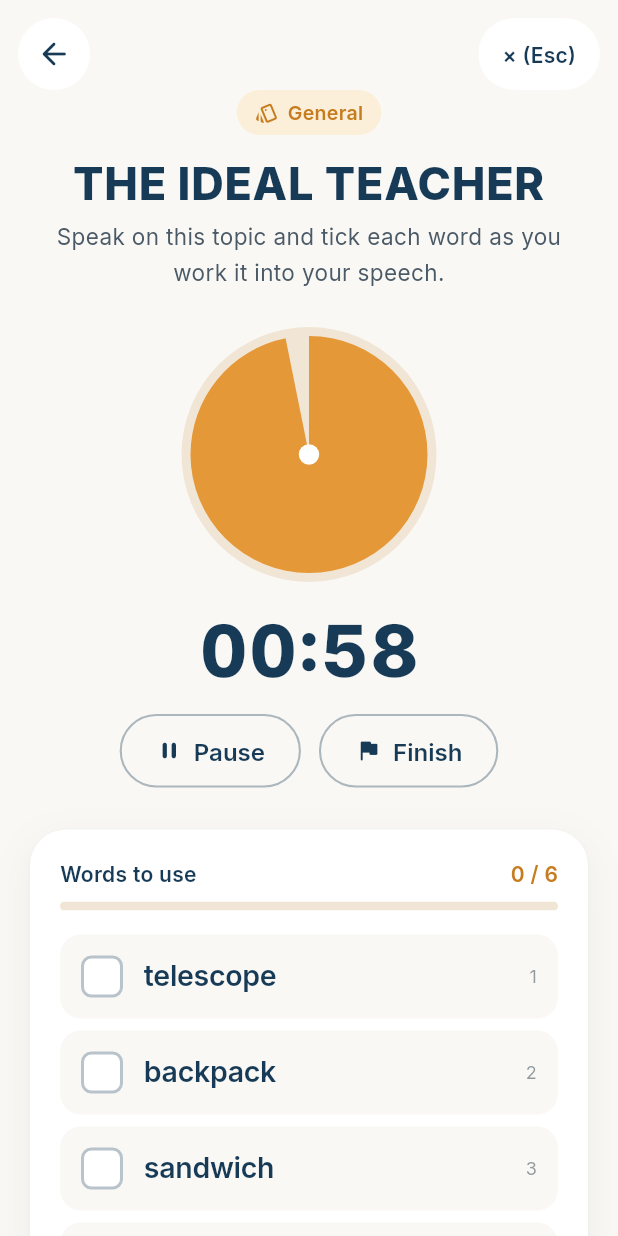
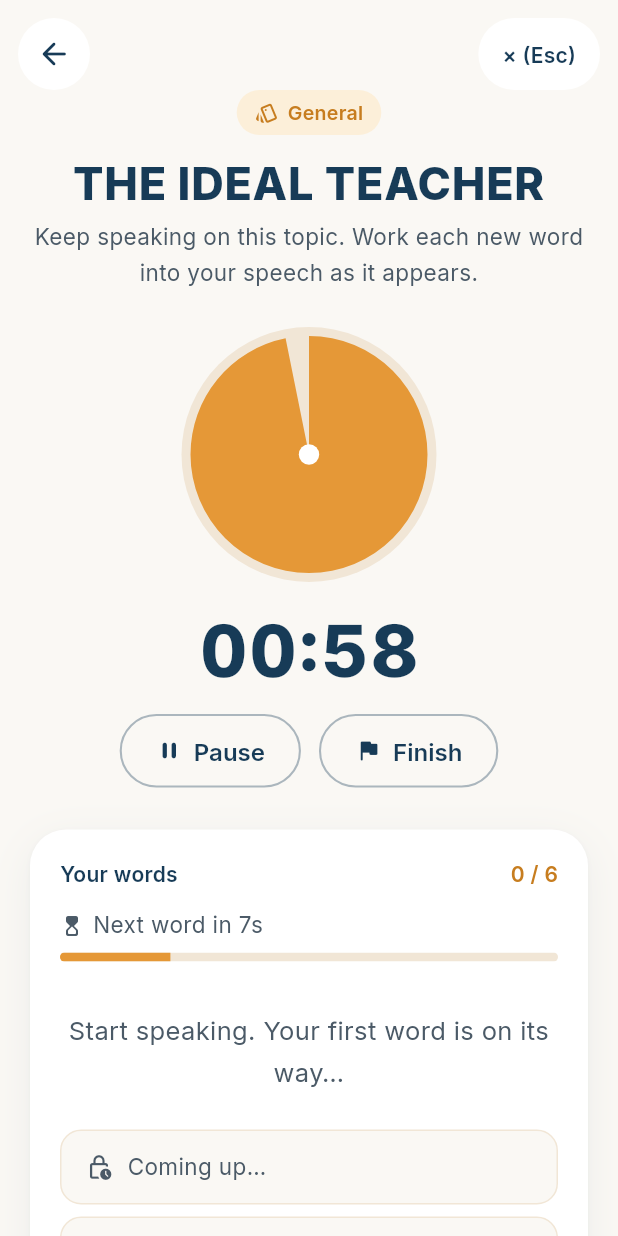
Before and after one commit to emadaltaki/public-speaking-, a Flutter app: the TripleStepPlayPage screen opened directly with empty values, on a phone screen of 412 x 824 dp. Run offline on Flutter 3.47's test engine with Material 3 defaults, Android fonts, the phone set to English and light mode, and no system bars; our stand-ins replace web; missing offline and left inert: dart:ui_web.

Commit message:
Triple Step: reveal words over time instead of checkboxes
Words now appear one at a time, spread evenly across the round
(round time / (topics + 1)), and the speaker works each into the speech.
The newest word is highlighted, earlier ones stay visible, and upcoming
slots show a 'next word in' countdown. Survival mode keeps sending words
at the same pace until the speaker presses "I'm stuck". Results show
speaking time and words handled.

Co-Authored-By: Claude Opus 5.5 (1M context) <noreply@anthropic.com>

```diff
--- a/lib/games/triple_step/triple_step_game.dart
+++ b/lib/games/triple_step/triple_step_game.dart
@@ -27,12 +27,12 @@ class TripleStepSettings {
 
   final TripleStepMode mode;
 
-  /// How many words the speaker has to work into the speech.
+  /// How many words appear during the round.
   final int topicCount;
   final int timerSeconds;
   final bool suggestTitle;
 
-  /// Each word gets an equal slice of the time; missing a slice ends the round.
+  /// Words keep coming at the same pace until the speaker gets stuck.
   final bool survivalMode;
   final String wordSet;
 
@@ -62,33 +62,41 @@ class TripleStepSettings {
   }
 }
 
-enum RoundStatus { running, paused, completed, timeUp, eliminated }
+enum RoundStatus {
+  running,
+  paused,
+
+  /// Spoke until the timer ran out.
+  finished,
+
+  /// Ended early (or got stuck in survival mode).
+  stopped,
+}
 
 class RoundResult {
   const RoundResult({
     required this.player,
     required this.topic,
-    required this.wordsUsed,
-    required this.wordCount,
-    required this.timeLeft,
+    required this.wordsHandled,
+    required this.spoken,
     required this.status,
   });
 
   final String? player;
   final String topic;
-  final int wordsUsed;
-  final int wordCount;
-  final Duration timeLeft;
+
+  /// Words that appeared while the speaker kept going.
+  final int wordsHandled;
+  final Duration spoken;
   final RoundStatus status;
 
-  /// Words used, plus a bonus second-per-point for finishing early.
-  int get score =>
-      wordsUsed * 10 +
-      (status == RoundStatus.completed ? timeLeft.inSeconds : 0);
+  int get score => wordsHandled * 10 + spoken.inSeconds;
 }
 
-/// Game state for Triple Step. Time is advanced by [tick] so a screen can
-/// drive it from a ticker and tests can drive it directly.
+/// Game state for Triple Step: the speaker talks on a topic while words
+/// appear one at a time, and has to work each new word into the speech.
+/// Time is advanced by [tick] so a screen can drive it from a ticker and
+/// tests can drive it directly.
 class TripleStepGame extends ChangeNotifier {
   TripleStepGame(this.settings, {math.Random? random})
     : _random = random ?? math.Random() {
@@ -100,36 +108,47 @@ class TripleStepGame extends ChangeNotifier {
 
   final List<RoundResult> results = [];
   late String topic;
-  late List<String> words;
-  late List<bool> done;
+  late List<String> _pool;
   int playerIndex = 0;
   RoundStatus status = RoundStatus.running;
-
-  Duration _elapsed = Duration.zero;
-  Duration _sliceStart = Duration.zero;
+  Duration elapsed = Duration.zero;
 
   Duration get total => Duration(seconds: settings.timerSeconds);
 
-  /// Time each word gets in survival mode.
-  Duration get slice =>
-      Duration(milliseconds: total.inMilliseconds ~/ settings.topicCount);
+  /// Time between new words. Words are spread so the last one still leaves
+  /// a stretch of speaking time after it.
+  Duration get interval =>
+      Duration(milliseconds: total.inMilliseconds ~/ (settings.topicCount + 1));
 
-  /// The time the pie and clock show: the whole round normally, or the
-  /// current word's slice in survival mode.
-  Duration get countdownTotal => settings.survivalMode ? slice : total;
+  /// Words shown so far, oldest first.
+  List<String> get revealed {
+    var count = elapsed.inMilliseconds ~/ interval.inMilliseconds;
+    if (!settings.survivalMode) {
+      count = math.min(count, settings.topicCount);
+    }
+    return [for (var i = 0; i < count; i++) _pool[i % _pool.length]];
+  }
+
+  int get revealedCount => revealed.length;
+
+  /// Words still to come (normal mode only).
+  int get upcomingCount =>
+      settings.survivalMode ? 0 : settings.topicCount - revealedCount;
+
+  /// Time until the next word appears, or null when none are left.
+  Duration? get nextWordIn {
+    if (!settings.survivalMode && upcomingCount == 0) return null;
+    final step = interval.inMilliseconds;
+    return Duration(milliseconds: step - elapsed.inMilliseconds % step);
+  }
+
+  /// What the pie and clock count down: the round in normal mode, the wait
+  /// for the next word in survival mode.
+  Duration get countdownTotal => settings.survivalMode ? interval : total;
 
   Duration get remaining {
-    final left = settings.survivalMode
-        ? slice - (_elapsed - _sliceStart)
-        : total - _elapsed;
-    if (left.isNegative) return Duration.zero;
-    if (left > countdownTotal) return countdownTotal;
-    return left;
-  }
-
-  /// Time left in the whole round (used for scoring).
-  Duration get roundRemaining {
-    final left = total - _elapsed;
+    if (settings.survivalMode) return nextWordIn ?? Duration.zero;
+    final left = total - elapsed;
     return left.isNegative ? Duration.zero : left;
   }
 
@@ -137,12 +156,8 @@ class TripleStepGame extends ChangeNotifier {
       ? 0
       : remaining.inMilliseconds / countdownTotal.inMilliseconds;
 
-  int get wordsUsed => done.where((d) => d).length;
-
   bool get isOver =>
-      status == RoundStatus.completed ||
-      status == RoundStatus.timeUp ||
-      status == RoundStatus.eliminated;
+      status == RoundStatus.finished || status == RoundStatus.stopped;
 
   String? get currentPlayer =>
       settings.isMultiplayer && settings.players.isNotEmpty
@@ -156,37 +171,21 @@ class TripleStepGame extends ChangeNotifier {
     topic = settings.suggestTitle
         ? TripleStepData.topics[_random.nextInt(TripleStepData.topics.length)]
         : 'Your Own Topic';
-    final pool = List<String>.of(
+    _pool = List<String>.of(
       TripleStepData.wordSets[settings.wordSet] ??
           TripleStepData.wordSets.values.first,
     )..shuffle(_random);
-    words = pool.take(settings.topicCount).toList();
-    done = List<bool>.filled(words.length, false);
-    _elapsed = Duration.zero;
-    _sliceStart = Duration.zero;
+    elapsed = Duration.zero;
     status = RoundStatus.running;
   }
 
   /// Advances the clock by [delta] while the round is running.
   void tick(Duration delta) {
     if (status != RoundStatus.running) return;
-    _elapsed += delta;
-    if (settings.survivalMode && _elapsed - _sliceStart >= slice) {
-      _finish(RoundStatus.eliminated);
-    } else if (_elapsed >= total) {
-      _finish(RoundStatus.timeUp);
-    }
-    notifyListeners();
-  }
-
-  void toggle(int index) {
-    if (isOver) return;
-    done[index] = !done[index];
-    if (done[index] && settings.survivalMode) {
-      _sliceStart = _elapsed;
-    }
-    if (done.every((d) => d)) {
-      _finish(RoundStatus.completed);
+    elapsed += delta;
+    if (!settings.survivalMode && elapsed >= total) {
+      elapsed = total;
+      _finish(RoundStatus.finished);
     }
     notifyListeners();
   }
@@ -200,10 +199,10 @@ class TripleStepGame extends ChangeNotifier {
     notifyListeners();
   }
 
-  /// Ends the round early, keeping the words used so far.
-  void finishEarly() {
+  /// Ends the round now: "Finish" in normal mode, "I'm stuck" in survival.
+  void stop() {
     if (isOver) return;
-    _finish(done.every((d) => d) ? RoundStatus.completed : RoundStatus.timeUp);
+    _finish(RoundStatus.stopped);
     notifyListeners();
   }
 
@@ -213,9 +212,8 @@ class TripleStepGame extends ChangeNotifier {
       RoundResult(
         player: currentPlayer,
         topic: topic,
-        wordsUsed: wordsUsed,
-        wordCount: words.length,
-        timeLeft: roundRemaining,
+        wordsHandled: revealedCount,
+        spoken: elapsed,
         status: outcome,
       ),
     );
--- a/lib/games/triple_step/triple_step_play_page.dart
+++ b/lib/games/triple_step/triple_step_play_page.dart
@@ -77,8 +77,6 @@ class _TripleStepPlayPageState extends State<TripleStepPlayPage>
       bindings: {
         const SingleActivator(LogicalKeyboardKey.escape): _exit,
         const SingleActivator(LogicalKeyboardKey.space): _game.togglePause,
-        for (var i = 0; i < _game.words.length && i < 9; i++)
-          SingleActivator(LogicalKeyboardKey(0x31 + i)): () => _game.toggle(i),
       },
       child: Focus(
         autofocus: true,
@@ -116,13 +114,13 @@ class _TripleStepPlayPageState extends State<TripleStepPlayPage>
                                       children: [
                                         Expanded(child: _timerPanel(wide)),
                                         const SizedBox(width: 48),
-                                        Expanded(child: _checklist()),
+                                        Expanded(child: _wordsPanel()),
                                       ],
                                     )
                                   else ...[
                                     _timerPanel(wide),
                                     const SizedBox(height: 28),
-                                    _checklist(),
+                                    _wordsPanel(),
                                   ],
                                 ],
                               ),
@@ -197,10 +195,12 @@ class _TripleStepPlayPageState extends State<TripleStepPlayPage>
   }
 
   Widget _timerPanel(bool wide) {
-    final remaining = _game.remaining;
-    final low = _game.fractionRemaining <= 0.2;
-    final minutes = remaining.inMinutes.toString().padLeft(2, '0');
-    final seconds = (remaining.inSeconds % 60).toString().padLeft(2, '0');
+    final survival = _game.settings.survivalMode;
+    // Survival counts speaking time up; normal rounds count down.
+    final shown = survival ? _game.elapsed : _game.remaining;
+    final low = !survival && _game.fractionRemaining <= 0.2;
+    final minutes = shown.inMinutes.toString().padLeft(2, '0');
+    final seconds = (shown.inSeconds % 60).toString().padLeft(2, '0');
     final paused = _game.status == RoundStatus.paused;
 
     return Column(
@@ -208,7 +208,9 @@ class _TripleStepPlayPageState extends State<TripleStepPlayPage>
         SizedBox.square(
           dimension: wide ? 280 : 170,
           child: Semantics(
-            label: 'Time remaining $minutes:$seconds',
+            label: survival
+                ? 'Spoken for $minutes:$seconds'
+                : 'Time remaining $minutes:$seconds',
             child: CustomPaint(
               painter: PieTimerPainter(
                 fraction: _game.fractionRemaining,
@@ -228,11 +230,8 @@ class _TripleStepPlayPageState extends State<TripleStepPlayPage>
             fontFeatures: const [FontFeature.tabularFigures()],
           ),
         ),
-        if (_game.settings.survivalMode)
-          Text(
-            Translations.tripleStepNextWordTimer,
-            style: AppStyles.bodySmall,
-          ),
+        if (survival)
+          Text(Translations.tripleStepSpokenFor, style: AppStyles.bodySmall),
         const SizedBox(height: 16),
         Wrap(
           alignment: WrapAlignment.center,
@@ -252,10 +251,16 @@ class _TripleStepPlayPageState extends State<TripleStepPlayPage>
               ),
             ),
             OutlinedButton.icon(
-              onPressed: _game.isOver ? null : _game.finishEarly,
+              onPressed: _game.isOver ? null : _game.stop,
               style: AppStyles.secondaryButton,
-              icon: const Icon(Icons.flag_rounded),
-              label: const Text(Translations.tripleStepFinish),
+              icon: Icon(
+                survival ? Icons.front_hand_rounded : Icons.flag_rounded,
+              ),
+              label: Text(
+                survival
+                    ? Translations.tripleStepStuck
+                    : Translations.tripleStepFinish,
+              ),
             ),
           ],
         ),
@@ -263,7 +268,12 @@ class _TripleStepPlayPageState extends State<TripleStepPlayPage>
     );
   }
 
-  Widget _checklist() {
+  Widget _wordsPanel() {
+    final words = _game.revealed;
+    final next = _game.nextWordIn;
+    final survival = _game.settings.survivalMode;
+    final step = _game.interval.inMilliseconds;
+
     return Container(
       decoration: BoxDecoration(
         color: Colors.white,
@@ -279,29 +289,58 @@ class _TripleStepPlayPageState extends State<TripleStepPlayPage>
               Text(Translations.tripleStepWords, style: AppStyles.label),
               const Spacer(),
               Text(
-                '${_game.wordsUsed} / ${_game.words.length}',
+                survival
+                    ? '${words.length}'
+                    : '${words.length} / ${_game.settings.topicCount}',
                 style: AppStyles.label.copyWith(color: GameColors.accentDark),
               ),
             ],
           ),
-          const SizedBox(height: 8),
+          const SizedBox(height: 12),
+          if (next != null) ...[
+            Row(
+              children: [
+                const Icon(
+                  Icons.hourglass_top_rounded,
+                  size: 16,
+                  color: AppColors.mutedText,
+                ),
+                const SizedBox(width: 6),
+                Text(
+                  '${Translations.tripleStepNextWordIn} ${next.inSeconds + 1}s',
+                  style: AppStyles.bodySmall,
+                ),
+              ],
+            ),
+            const SizedBox(height: 6),
             ClipRRect(
               borderRadius: BorderRadius.circular(99),
               child: LinearProgressIndicator(
-              value: _game.wordsUsed / _game.words.length,
+                value: 1 - next.inMilliseconds / step,
                 minHeight: 6,
                 backgroundColor: GameColors.track,
                 color: GameColors.accent,
               ),
             ),
             const SizedBox(height: 12),
-          for (var i = 0; i < _game.words.length; i++)
-            _CheckItem(
-              index: i,
-              word: _game.words[i],
-              checked: _game.done[i],
-              onTap: () => _game.toggle(i),
+          ],
+          if (words.isEmpty)
+            Padding(
+              padding: const EdgeInsets.symmetric(vertical: 20),
+              child: Text(
+                Translations.tripleStepFirstWordSoon,
+                textAlign: TextAlign.center,
+                style: AppStyles.body.copyWith(color: AppColors.mutedText),
               ),
+            ),
+          // Newest word first, so the one to use now is always on top.
+          for (var i = words.length - 1; i >= 0; i--)
+            _WordTile(
+              key: ValueKey('word-$i'),
+              word: words[i],
+              isNew: i == words.length - 1,
+            ),
+          for (var i = 0; i < _game.upcomingCount; i++) const _UpcomingTile(),
         ],
       ),
     );
@@ -385,82 +424,103 @@ class _Badge extends StatelessWidget {
   }
 }
 
-class _CheckItem extends StatelessWidget {
-  const _CheckItem({
-    required this.index,
-    required this.word,
-    required this.checked,
-    required this.onTap,
-  });
+/// A word that has appeared. The newest one is large and highlighted, and
+/// pops in so the speaker notices it.
+class _WordTile extends StatelessWidget {
+  const _WordTile({super.key, required this.word, required this.isNew});
 
-  final int index;
   final String word;
-  final bool checked;
-  final VoidCallback onTap;
+  final bool isNew;
 
   @override
   Widget build(BuildContext context) {
-    return Semantics(
-      checked: checked,
-      label: word,
-      child: InkWell(
-        onTap: onTap,
-        borderRadius: BorderRadius.circular(14),
+    return TweenAnimationBuilder<double>(
+      tween: Tween(begin: 0, end: 1),
+      duration: const Duration(milliseconds: 350),
+      curve: Curves.easeOutBack,
+      builder: (context, t, child) => Opacity(
+        opacity: t.clamp(0, 1),
+        child: Transform.scale(scale: 0.9 + 0.1 * t, child: child),
+      ),
+      child: Semantics(
+        liveRegion: isNew,
+        label: isNew ? 'New word: $word' : word,
         child: AnimatedContainer(
-          duration: const Duration(milliseconds: 180),
+          duration: const Duration(milliseconds: 250),
           margin: const EdgeInsets.symmetric(vertical: 4),
-          padding: const EdgeInsets.symmetric(horizontal: 14, vertical: 14),
+          padding: EdgeInsets.symmetric(
+            horizontal: 16,
+            vertical: isNew ? 20 : 12,
+          ),
           decoration: BoxDecoration(
-            color: checked ? GameColors.accentSoft : GameColors.background,
+            color: isNew ? GameColors.accent : GameColors.accentSoft,
             borderRadius: BorderRadius.circular(14),
           ),
           child: Row(
             children: [
-              AnimatedContainer(
-                duration: const Duration(milliseconds: 180),
-                width: 28,
-                height: 28,
-                decoration: BoxDecoration(
-                  color: checked ? GameColors.accent : Colors.white,
-                  borderRadius: BorderRadius.circular(7),
-                  border: Border.all(
-                    color: checked
-                        ? GameColors.accent
-                        : const Color(0xFFB9C3CC),
-                    width: 2,
-                  ),
-                ),
-                child: checked
-                    ? const Icon(
-                        Icons.check_rounded,
-                        size: 20,
-                        color: Colors.white,
-                      )
-                    : null,
-              ),
-              const SizedBox(width: 14),
               Expanded(
+                child: ExcludeSemantics(
                   child: Text(
                     word,
                     style: AppStyles.title.copyWith(
-                    fontSize: 19,
-                    color: checked ? AppColors.mutedText : AppColors.navy,
-                    decoration: checked ? TextDecoration.lineThrough : null,
-                    decorationColor: AppColors.mutedText,
+                      fontSize: isNew ? 28 : 18,
+                      fontWeight: isNew ? FontWeight.w800 : FontWeight.w600,
+                      color: isNew ? Colors.white : AppColors.navy,
                     ),
                   ),
                 ),
-              if (index < 9)
-                Text(
-                  '${index + 1}',
-                  style: AppStyles.bodySmall.copyWith(
-                    fontSize: 12,
-                    color: AppColors.mutedText.withValues(alpha: 0.6),
+              ),
+              if (isNew)
+                Container(
+                  padding: const EdgeInsets.symmetric(
+                    horizontal: 10,
+                    vertical: 4,
+                  ),
+                  decoration: BoxDecoration(
+                    color: Colors.white.withValues(alpha: 0.25),
+                    borderRadius: BorderRadius.circular(999),
+                  ),
+                  child: Text(
+                    Translations.tripleStepNew,
+                    style: AppStyles.label.copyWith(
+                      color: Colors.white,
+                      fontSize: 11,
+                      letterSpacing: 1,
+                    ),
                   ),
                 ),
             ],
           ),
         ),
+      ),
+    );
+  }
+}
+
+/// Placeholder for a word that hasn't appeared yet.
+class _UpcomingTile extends StatelessWidget {
+  const _UpcomingTile();
+
+  @override
+  Widget build(BuildContext context) {
+    return Container(
+      margin: const EdgeInsets.symmetric(vertical: 4),
+      padding: const EdgeInsets.symmetric(horizontal: 16, vertical: 12),
+      decoration: BoxDecoration(
+        color: GameColors.background,
+        borderRadius: BorderRadius.circular(14),
+        border: Border.all(color: GameColors.track),
+      ),
+      child: Row(
+        children: [
+          const Icon(
+            Icons.lock_clock_outlined,
+            size: 18,
+            color: AppColors.mutedText,
+          ),
+          const SizedBox(width: 10),
+          Text(Translations.tripleStepComingUp, style: AppStyles.bodySmall),
+        ],
       ),
     );
   }
@@ -511,16 +571,18 @@ class _ResultsOverlay extends StatelessWidget {
   Widget build(BuildContext context) {
     final last = game.results.last;
     final (icon, title) = switch (last.status) {
-      RoundStatus.completed => (
+      RoundStatus.finished => (
         Icons.emoji_events_rounded,
-        Translations.tripleStepAllDone,
+        Translations.tripleStepGreatSpeech,
       ),
-      RoundStatus.eliminated => (
+      _ when game.settings.survivalMode => (
         Icons.local_fire_department_rounded,
-        Translations.tripleStepEliminated,
+        Translations.tripleStepSurvived,
       ),
-      _ => (Icons.timer_off_rounded, Translations.tripleStepTimeUp),
+      _ => (Icons.flag_rounded, Translations.tripleStepRoundEnded),
     };
+    String clock(Duration d) =>
+        '${d.inMinutes}:${(d.inSeconds % 60).toString().padLeft(2, '0')}';
     final multiplayerDone = game.settings.isMultiplayer && !game.hasNextPlayer;
     final standings = [...game.results]
       ..sort((a, b) => b.score.compareTo(a.score));
@@ -562,8 +624,9 @@ class _ResultsOverlay extends StatelessWidget {
                   ),
                   const SizedBox(height: 8),
                   Text(
-                    '${last.wordsUsed} of ${last.wordCount} words used'
-                    '${last.status == RoundStatus.completed ? ' with ${last.timeLeft.inSeconds}s to spare' : ''}.',
+                    'You spoke for ${clock(last.spoken)} and worked with '
+                    '${last.wordsHandled} '
+                    '${last.wordsHandled == 1 ? 'word' : 'words'}.',
                     textAlign: TextAlign.center,
                     style: AppStyles.body,
                   ),
@@ -601,7 +664,7 @@ class _ResultsOverlay extends StatelessWidget {
                               ),
                             ),
                             Text(
-                              '${standings[i].wordsUsed}/${standings[i].wordCount} · ${standings[i].score}',
+                              '${standings[i].wordsHandled} words · ${clock(standings[i].spoken)} · ${standings[i].score}',
                               style: AppStyles.bodySmall,
                             ),
                           ],
--- a/lib/translations/translations.dart
+++ b/lib/translations/translations.dart
@@ -75,29 +75,35 @@ class Translations {
   static const String tripleStepRemovePlayer = 'Remove player';
   static const String tripleStepTopics = 'Number of topics';
   static const String tripleStepTopicsHelp =
-      'How many surprise words you need to work into your speech.';
+      'How many surprise words will pop up while you speak.';
   static const String tripleStepTimer = 'Timer';
   static const String tripleStepSuggestTitle = 'Suggest a title';
   static const String tripleStepSuggestTitleHelp =
       'Get a random speech topic, or turn off to choose your own.';
   static const String tripleStepSurvival = 'Survival mode';
   static const String tripleStepSurvivalHelp =
-      'Each word gets its own countdown. Miss one and the round ends.';
+      'Words keep coming at the same pace until you get stuck.';
   static const String tripleStepWordSet = 'Word set';
   static const String tripleStepStart = 'START TRAINING';
   static const String tripleStepBackToSettings = 'Back to settings';
   static const String tripleStepInstruction =
-      'Speak on this topic and tick each word as you work it into your speech.';
+      'Keep speaking on this topic. Work each new word into your speech as it appears.';
   static const String tripleStepSurvivalInstruction =
-      'Work in a word before the countdown ends. Each tick resets the clock.';
-  static const String tripleStepNextWordTimer = 'until your next word';
+      'Words keep coming. Work each one in and see how long you can last.';
   static const String tripleStepPause = 'Pause';
   static const String tripleStepResume = 'Resume';
   static const String tripleStepFinish = 'Finish';
-  static const String tripleStepWords = 'Words to use';
-  static const String tripleStepAllDone = 'All words used!';
-  static const String tripleStepTimeUp = "Time's up!";
-  static const String tripleStepEliminated = 'Out of time on a word';
+  static const String tripleStepWords = 'Your words';
+  static const String tripleStepSpokenFor = 'speaking time';
+  static const String tripleStepStuck = "I'm stuck";
+  static const String tripleStepNextWordIn = 'Next word in';
+  static const String tripleStepFirstWordSoon =
+      'Start speaking. Your first word is on its way…';
+  static const String tripleStepNew = 'NEW';
+  static const String tripleStepComingUp = 'Coming up…';
+  static const String tripleStepGreatSpeech = 'Great speech!';
+  static const String tripleStepSurvived = 'You kept going!';
+  static const String tripleStepRoundEnded = 'Round ended';
   static const String tripleStepScore = 'Score';
   static const String tripleStepStandings = 'Standings';
   static const String tripleStepNextPlayer = 'Next';
```
Also changed, not shown: 3 other files. Lines whose indentation alone changed are shown as unchanged.
